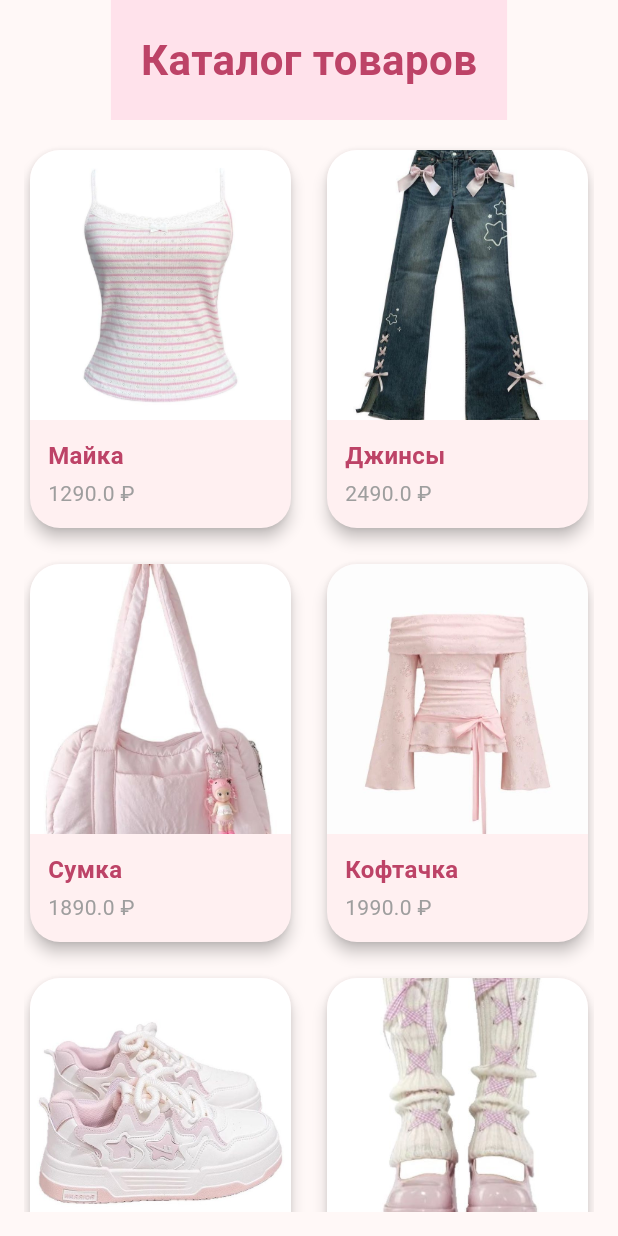
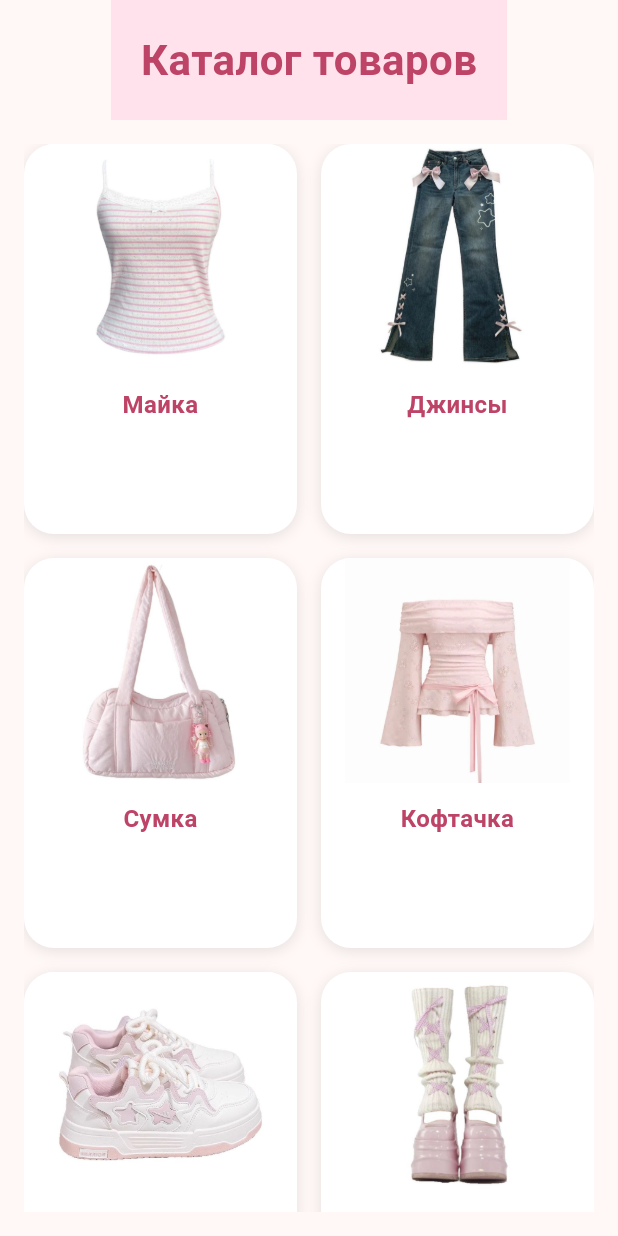
Before and after one commit to diishqa/Flutter_project, a Flutter app: the screen it shows after launch, after a tap on "⋆｡˚✴︎⋆Перейти в каталог ⋆✴︎˚｡⋆", on a phone screen of 412 x 824 dp. Run offline on Flutter 3.47's test engine with Material 3 defaults, Android fonts, the phone set to English and light mode, and no system bars.

Commit message:
emae fignya vihodit((((((

```diff
--- a/lib/screen/about.dart
+++ b/lib/screen/about.dart
@@ -49,13 +49,13 @@ class AboutScreen extends StatelessWidget {
                     mainAxisAlignment: MainAxisAlignment.center,
                     children: [
                       _buildTeamMember(
-                        'img/tim.jpg',
+                        'assets/images/products/tim.jpg',
                         'Кузьмина Диана',
                         'Пикми-Директор',
                       ),
                       const SizedBox(width: 30),
                       _buildTeamMember(
-                        'img/dina.jpg',
+                        'assets/images/products/dina.jpg',
                         'Жанатпаева Динара',
                         'Вайпер-Менеджер',
                       ),
--- a/lib/screen/home.dart
+++ b/lib/screen/home.dart
@@ -6,14 +6,12 @@ class HomeScreen extends StatelessWidget {
   const HomeScreen({super.key});
 
   @override
-
   Widget build(BuildContext context) {
-    return Scaffold(
-      body: CustomScrollView(
-        slivers: [
-          SliverToBoxAdapter(
-            child: Container(
-              padding: const EdgeInsets.all(40),
+    return SingleChildScrollView(
+      child: Column(
+        children: [
+          Container(
+            padding: const EdgeInsets.symmetric(vertical: 50, horizontal: 20),
             decoration: const BoxDecoration(
               color: Color(0xFFFFD6E2),
             ),
@@ -22,7 +20,7 @@ class HomeScreen extends StatelessWidget {
                 const Text(
                   'Добро пожаловать в MeloMir ૮ ྀིᴗ͈ . ᴗ͈ ྀིა',
                   style: TextStyle(
-                      fontSize: 28,
+                    fontSize: 24,
                     fontWeight: FontWeight.bold,
                     color: Color(0xFFBD4367),
                   ),
@@ -31,15 +29,16 @@ class HomeScreen extends StatelessWidget {
                 const SizedBox(height: 16),
                 const Text(
                   'Лучшие мили-товары для самых мили-ребят ૮ ․ ․ ྀིა',
-                    style: TextStyle(fontSize: 18, color: Color(0xFFBD4367)),
+                  style: TextStyle(fontSize: 16, color: Color(0xFFBD4367)),
                   textAlign: TextAlign.center,
                 ),
-                  const SizedBox(height: 16),
+                const SizedBox(height: 12),
                 const Text(
                   '°❀⋆.ೃ࿔*:･°❀⋆.ೃ࿔*:･⏔⏔⏔ ꒰ ᧔ෆ᧓ ꒱ ⏔⏔⏔°❀⋆.ೃ࿔*:･°❀⋆.ೃ࿔*:･',
-                    style: TextStyle(color: Color(0xFFBD4367)),
+                  style: TextStyle(fontSize: 12, color: Color(0xFFBD4367)),
+                  textAlign: TextAlign.center,
                 ),
-                  const SizedBox(height: 20),
+                const SizedBox(height: 24),
                 ElevatedButton(
                   onPressed: () {
                     Navigator.pushNamed(context, '/catalog');
@@ -60,73 +59,76 @@ class HomeScreen extends StatelessWidget {
               ],
             ),
           ),
-          ),
-          SliverToBoxAdapter(
-            child: Container(
-              padding: const EdgeInsets.all(20),
+          Container(
+            padding: const EdgeInsets.all(30),
             color: const Color(0xFFFFE2EB),
             child: Column(
               children: [
                 const Text(
                   'Популярные мили-товары -`♡´-',
                   style: TextStyle(
-                      fontSize: 24,
+                    fontSize: 22,
                     fontWeight: FontWeight.bold,
                     color: Color(0xFFBD4367),
                   ),
                 ),
-                  const SizedBox(height: 20),
-                  GridView.builder(
-                    shrinkWrap: true,
-                    physics: const NeverScrollableScrollPhysics(),
-                    gridDelegate: const SliverGridDelegateWithFixedCrossAxisCount(
-                      crossAxisCount: 2,
-                      crossAxisSpacing: 16,
-                      mainAxisSpacing: 16,
-                      childAspectRatio: 0.7,
+                const SizedBox(height: 30),
+                Row(
+                  mainAxisAlignment: MainAxisAlignment.center,
+                  children: [
+                    Expanded(
+                      child: Padding(
+                        padding: const EdgeInsets.symmetric(horizontal: 8),
+                        child: ProductCard(product: popularProducts[0]),
                       ),
-                    itemCount: popularProducts.length,
-                    itemBuilder: (context, index) {
-                      return ProductCard(product: popularProducts[index]);
-                    },
+                    ),
+                    Expanded(
+                      child: Padding(
+                        padding: const EdgeInsets.symmetric(horizontal: 8),
+                        child: ProductCard(product: popularProducts[1]),
+                      ),
+                    ),
+                    Expanded(
+                      child: Padding(
+                        padding: const EdgeInsets.symmetric(horizontal: 8),
+                        child: ProductCard(product: popularProducts[2]),
+                      ),
+                    ),
+                  ],
                 ),
               ],
             ),
           ),
-          ),
-          SliverToBoxAdapter(
-            child: Container(
-              padding: const EdgeInsets.all(20),
+          Container(
+            padding: const EdgeInsets.all(30),
             color: const Color(0xFFFFE2EB),
             child: Column(
               children: [
                 const Text(
                   '⋆. 𐙚˚࿔ Наши преимущества 𝜗𝜚˚⋆',
                   style: TextStyle(
-                      fontSize: 24,
+                    fontSize: 22,
                     fontWeight: FontWeight.bold,
                     color: Color(0xFFBD4367),
                   ),
                 ),
-                  const SizedBox(height: 16),
+                const SizedBox(height: 20),
                 Wrap(
                   alignment: WrapAlignment.center,
-                    spacing: 20,
-                    runSpacing: 10,
+                  spacing: 25,
+                  runSpacing: 15,
                   children: const [
-                      Text('♡ Качественные материалы'),
-                      Text('♡ Уникальные дизайны'),
-                      Text('♡ Милый стиль'),
-                      Text('♡ Хорошие подарки'),
+                    Text('♡ Качественные материалы', style: TextStyle(fontSize: 16)),
+                    Text('♡ Уникальные дизайны', style: TextStyle(fontSize: 16)),
+                    Text('♡ Милый стиль', style: TextStyle(fontSize: 16)),
+                    Text('♡ Хорошие подарки', style: TextStyle(fontSize: 16)),
                   ],
                 ),
               ],
-              ),
             ),
           ),
         ],
       ),
     );
   }
-
 }
--- a/lib/widgets/product_card.dart
+++ b/lib/widgets/product_card.dart
@@ -3,6 +3,7 @@ import '../models/product.dart';
 
 class ProductCard extends StatelessWidget {
   final Product product;
+
   const ProductCard({super.key, required this.product});
   void _showDetails(BuildContext context) {
     showDialog(
@@ -52,18 +53,26 @@ class ProductCard extends StatelessWidget {
       ),
     );
   }
+
   @override
   Widget build(BuildContext context) {
-    return Card(
-      elevation: 4,
-      shape: RoundedRectangleBorder(
+    return Container(
+      decoration: BoxDecoration(
+        color: Colors.white,
         borderRadius: BorderRadius.circular(20),
+        boxShadow: [
+          BoxShadow(
+            color: Colors.black.withOpacity(0.1),
+            blurRadius: 8,
+            offset: const Offset(0, 2),
+          ),
+        ],
       ),
       child: InkWell(
         onTap: () => _showDetails(context),
         borderRadius: BorderRadius.circular(20),
         child: Column(
-          crossAxisAlignment: CrossAxisAlignment.start,
+          crossAxisAlignment: CrossAxisAlignment.center,
           children: [
             ClipRRect(
               borderRadius: const BorderRadius.vertical(
@@ -71,33 +80,21 @@ class ProductCard extends StatelessWidget {
               ),
               child: Image.asset(
                 product.imagePath,
-                height: 180,
+                height: 150,
                 width: double.infinity,
-                fit: BoxFit.cover,
+                fit: BoxFit.contain,
               ),
             ),
             Padding(
               padding: const EdgeInsets.all(12),
-              child: Column(
-                crossAxisAlignment: CrossAxisAlignment.start,
-                children: [
-                  Text(
+              child: Text(
                 product.name,
                 style: const TextStyle(
                   fontSize: 16,
                   fontWeight: FontWeight.bold,
                   color: Color(0xFFBD4367),
                 ),
-                  ),
-                  const SizedBox(height: 4),
-                  Text(
-                    '${product.price} ₽',
-                    style: const TextStyle(
-                      fontSize: 14,
-                      color: Colors.grey,
-                    ),
-                  ),
-                ],
+                textAlign: TextAlign.center,
               ),
             ),
           ],
```
Also changed, not shown: assets/images/products/dina.jpg (added), assets/images/products/tim.jpg (added). Lines whose indentation alone changed are shown as unchanged.
